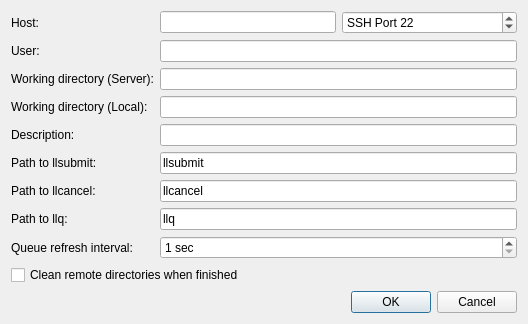
xtalopt/XtalOpt, file src/globalsearch/queueinterfaces/loadlevelerdialog.ui: the form before one commit.
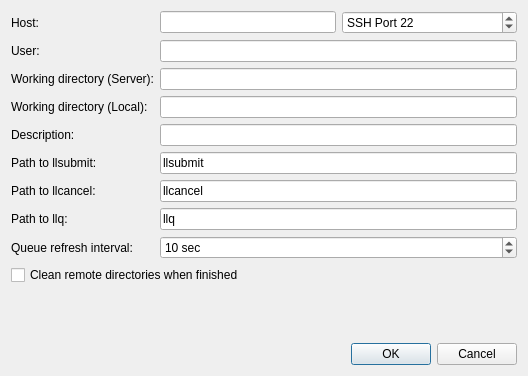
The form after the commit.

What changed in the file:
```diff
--- a/src/globalsearch/queueinterfaces/loadlevelerdialog.ui
+++ b/src/globalsearch/queueinterfaces/loadlevelerdialog.ui
@@ -7,7 +7,7 @@
     <x>0</x>
     <y>0</y>
     <width>528</width>
-    <height>296</height>
+    <height>376</height>
    </rect>
   </property>
   <property name="sizePolicy">
@@ -273,6 +273,9 @@
      <property name="maximum">
       <number>99999</number>
      </property>
+     <property name="value">
+      <number>10</number>
+     </property>
     </widget>
    </item>
    <item row="9" column="0" colspan="4">
```
